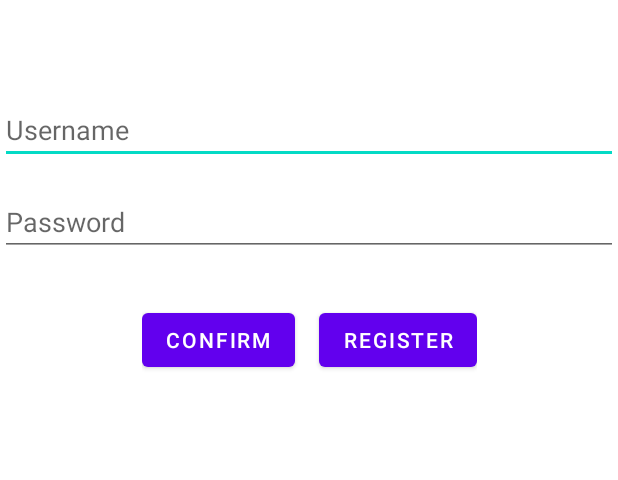
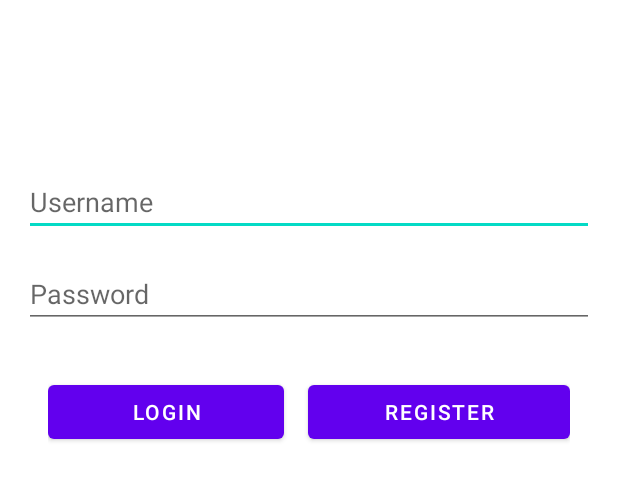
Before and after one commit to Gustavo-F/Programacao-Dispositivos-Moveis, an Android app: the layout fragment_login.xml on its own in the app's theme, with its tools: preview values and no code run, on a phone screen of 412 x 824 dp. Shown: the top 480 px of the screen. Run offline under Robolectric (Android 15) with nearby library versions, the phone set to English and light mode, and no system bars.

Commit message:
Reposicionados itens na tela de login

```diff
--- a/AppGames/app/src/main/res/layout/fragment_login.xml
+++ b/AppGames/app/src/main/res/layout/fragment_login.xml
@@ -6,37 +6,43 @@
     android:layout_height="match_parent"
     tools:context=".LoginFragment">
 
+    <LinearLayout
+        android:id="@+id/fieldsLinearLayout"
+        android:layout_width="match_parent"
+        android:layout_height="wrap_content"
+        android:layout_marginTop="96dp"
+        android:orientation="vertical"
+        android:padding="16dp"
+        app:layout_constraintTop_toTopOf="parent">
+
         <EditText
             android:id="@+id/usernameEditText"
             android:layout_width="match_parent"
             android:layout_height="wrap_content"
-        android:layout_marginTop="64dp"
-        android:hint="Username"
-        app:layout_constraintTop_toTopOf="parent"></EditText>
+            android:hint="Username"></EditText>
 
         <EditText
             android:id="@+id/passwordEditText"
             android:layout_width="match_parent"
             android:layout_height="wrap_content"
             android:layout_marginTop="16dp"
-        android:hint="Password"
-        app:layout_constraintTop_toBottomOf="@id/usernameEditText"></EditText>
+            android:hint="Password"></EditText>
 
         <LinearLayout
-        android:layout_width="wrap_content"
+            android:id="@+id/buttonsLinearLayout"
+            android:layout_width="match_parent"
             android:layout_height="wrap_content"
-        android:layout_marginTop="32dp"
+            android:layout_marginTop="16dp"
             android:orientation="horizontal"
-        app:layout_constraintEnd_toEndOf="parent"
-        app:layout_constraintStart_toStartOf="parent"
-        app:layout_constraintTop_toBottomOf="@+id/passwordEditText">
+            android:padding="16dp">
 
             <Button
-            android:id="@+id/confirmButton"
+                android:id="@+id/loginButton"
                 android:layout_width="wrap_content"
                 android:layout_height="wrap_content"
                 android:layout_marginEnd="8dp"
-            android:text="@string/confirm"></Button>
+                android:layout_weight="1"
+                android:text="@string/login"></Button>
 
             <Button
                 android:id="@+id/registerLoginButton"
@@ -46,5 +52,6 @@
                 android:layout_weight="1"
                 android:text="@string/register" />
         </LinearLayout>
+    </LinearLayout>
 
 </androidx.constraintlayout.widget.ConstraintLayout>
--- a/AppGames/app/src/main/res/values/strings.xml
+++ b/AppGames/app/src/main/res/values/strings.xml
@@ -7,6 +7,6 @@
     <string name="register">Register</string>
     <string name="cancel">Cancel</string>
     <string name="confirm">Confirm</string>
+    <string name="home_fragment">Home Fragment</string>
     <string name="login">Login</string>
-    <string name="home_fragment">Home Fragment</string>
 </resources>
```
Lines whose indentation alone changed are shown as unchanged.
